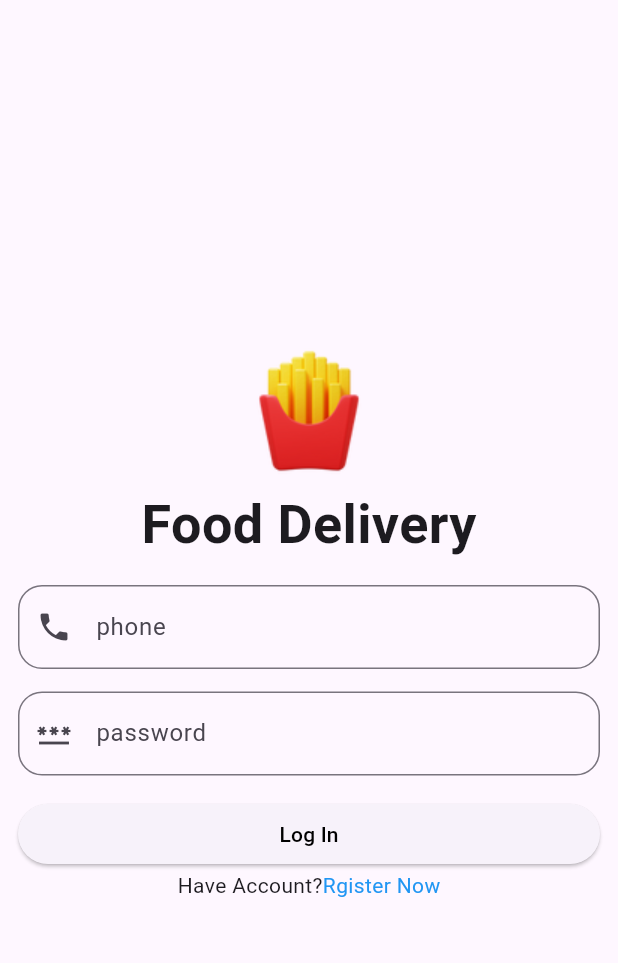
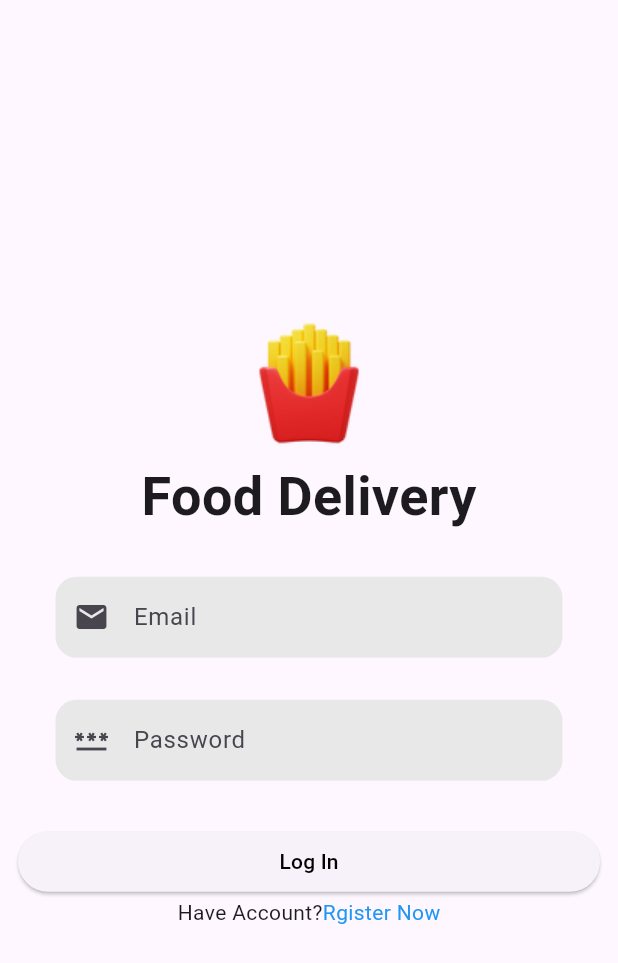
Before and after one commit to YamamaAbuLiel/Food-delivery-Mobile, a Flutter app: the screen it shows after launch, after a tap on "Log In Now", on a phone screen of 412 x 824 dp. Shown: the top 963 px of the screen. Run offline on Flutter 3.47's test engine with Material 3 defaults, Android fonts, the phone set to English and light mode, and no system bars; our stand-ins replace cloud_firestore, firebase_auth, firebase_core, gap; accounts and stored records are empty.

Commit message:
Use CustomTextField in Register &Log in Page

```diff
--- a/lib/Pages/Auth/log_in.dart
+++ b/lib/Pages/Auth/log_in.dart
@@ -1,8 +1,8 @@
 import 'package:flutter/material.dart';
 import 'package:gap/gap.dart';
 import 'package:untitled/Pages/Auth/register_page.dart';
-import 'package:untitled/Pages/main_page.dart';
 import 'package:untitled/Pages/profile_screen.dart';
+import 'package:untitled/Widgets/custom_text_field_widget.dart';
 import 'package:untitled/services/auth.dart';
 class LoginPage extends StatefulWidget {
   const LoginPage ({super.key});
@@ -54,31 +54,9 @@ try {
 
             Text("Food Delivery" , style:TextStyle(fontSize: 36 ,fontWeight: FontWeight.bold) ),
             Gap(15),
-            TextField(
-              controller: emailCon,
-              decoration: InputDecoration(
 
-                  border: OutlineInputBorder(
-                    borderRadius: BorderRadius.circular(16),
-                  ),
-                  hintText: "phone",
-                  prefixIcon: Icon(Icons.phone),
-
-              ),
-            ),
-            Gap(15),
-            TextField(
-              controller: passwordcon,
-              obscureText: true,
-              decoration: InputDecoration(
-                border: OutlineInputBorder(
-                  borderRadius: BorderRadius.circular(16),
-                ),
-                hintText: "password",
-                prefixIcon: Icon(Icons.password),
-
-              ),
-            ),
+            CustomTextField(controller: emailCon, prefixIcon: Icons.email, labelText: "Email"),
+            CustomTextField(controller: passwordcon, prefixIcon: Icons.password, labelText: "Password"),
             //password
             //loginbut
             Gap(15),
--- a/lib/Pages/Auth/register_page.dart
+++ b/lib/Pages/Auth/register_page.dart
@@ -2,6 +2,7 @@ import 'package:flutter/material.dart';
 import 'package:gap/gap.dart';
 import 'package:untitled/Pages/Auth/log_in.dart';
 import 'package:untitled/Pages/main_page.dart';
+import 'package:untitled/Widgets/custom_text_field_widget.dart';
 import 'package:untitled/services/auth.dart';
 class RegisterPage extends StatefulWidget {
   const RegisterPage({super.key});
@@ -70,72 +71,12 @@ class _RegisterPageState extends State<RegisterPage> {
 
                 Text("Food Delivery" , style:TextStyle(fontSize: 36 ,fontWeight: FontWeight.bold) ),
                 Gap(15),
-                TextField(
-                controller: fullName,
-                  decoration: InputDecoration(
+                CustomTextField(controller: fullName, prefixIcon: Icons.person, labelText: "Full Name"),
+                CustomTextField(controller: email, prefixIcon: Icons.email, labelText: "Email"),
+                CustomTextField(controller: phone, prefixIcon: Icons.phone, labelText: "Mobile Number"),
+                CustomTextField(controller: address, prefixIcon: Icons.location_city, labelText: "Address"),
+                CustomTextField(controller: password, prefixIcon: Icons.password, labelText: "Password"),
 
-                    border: OutlineInputBorder(
-                      borderRadius: BorderRadius.circular(16),
-                    ),
-                    hintText: "Full Name",
-                    prefixIcon: Icon(Icons.person),
-
-                  ),
-                ),
-                Gap(15),
-                TextField(
-                controller: email,
-                  decoration: InputDecoration(
-                    border: OutlineInputBorder(
-                      borderRadius: BorderRadius.circular(16),
-                    ),
-                    hintText: "Email",
-                    prefixIcon: Icon(Icons.email),
-
-                  ),
-                ),
-                //password
-                //loginbut
-                Gap(15),
-                TextField(
-                  controller: phone,
-
-                  decoration: InputDecoration(
-
-                    border: OutlineInputBorder(
-                      borderRadius: BorderRadius.circular(16),
-                    ),
-                    hintText: "phone",
-                    prefixIcon: Icon(Icons.phone),
-
-                  ),
-                ),
-                Gap(15),
-                TextField(
-                  controller: address,
-                  obscureText: true,
-                  decoration: InputDecoration(
-                    border: OutlineInputBorder(
-                      borderRadius: BorderRadius.circular(16),
-                    ),
-                    hintText: "Address",
-                    prefixIcon: Icon(Icons.location_city),
-
-                  ),
-                ),
-                Gap(15),
-                TextField(
-                  controller: password,
-                  obscureText: true,
-                  decoration: InputDecoration(
-                    border: OutlineInputBorder(
-                      borderRadius: BorderRadius.circular(16),
-                    ),
-                    hintText: "password",
-                    prefixIcon: Icon(Icons.password),
-
-                  ),
-                ),
                 //password
                 //loginbut
                 Gap(15),
--- a/lib/Widgets/custom_text_field_widget.dart
+++ b/lib/Widgets/custom_text_field_widget.dart
@@ -14,25 +14,29 @@ class CustomTextField extends StatelessWidget {
 
   @override
   Widget build(BuildContext context) {
+    bool isPassword = prefixIcon == Icons.password;
+
     return Padding(
-      padding: const EdgeInsets.only(left:25.0 , right: 25.0, top: 13.0),
+      padding: const EdgeInsets.only(left: 25.0, right: 25.0, top: 13.0),
       child: Column(
         children: [
           TextField(
             controller: controller,
+            obscureText: isPassword,
             decoration: InputDecoration(
               labelText: labelText,
               prefixIcon: Icon(prefixIcon),
-              contentPadding: EdgeInsets.symmetric(vertical: 15, horizontal: 10),
+              contentPadding:
+              EdgeInsets.symmetric(vertical: 15, horizontal: 10),
               filled: true,
-              fillColor: Color.fromRGBO(232, 232, 232, 100), // Add a background color if needed
+              fillColor: Color.fromRGBO(232, 232, 232, 100),
               border: OutlineInputBorder(
                 borderRadius: BorderRadius.circular(14),
-                borderSide: BorderSide.none, // Remove the border
+                borderSide: BorderSide.none,
               ),
             ),
           ),
-          SizedBox(height: 15), // Use SizedBox for spacing
+          SizedBox(height: 15),
         ],
       ),
     );
```
